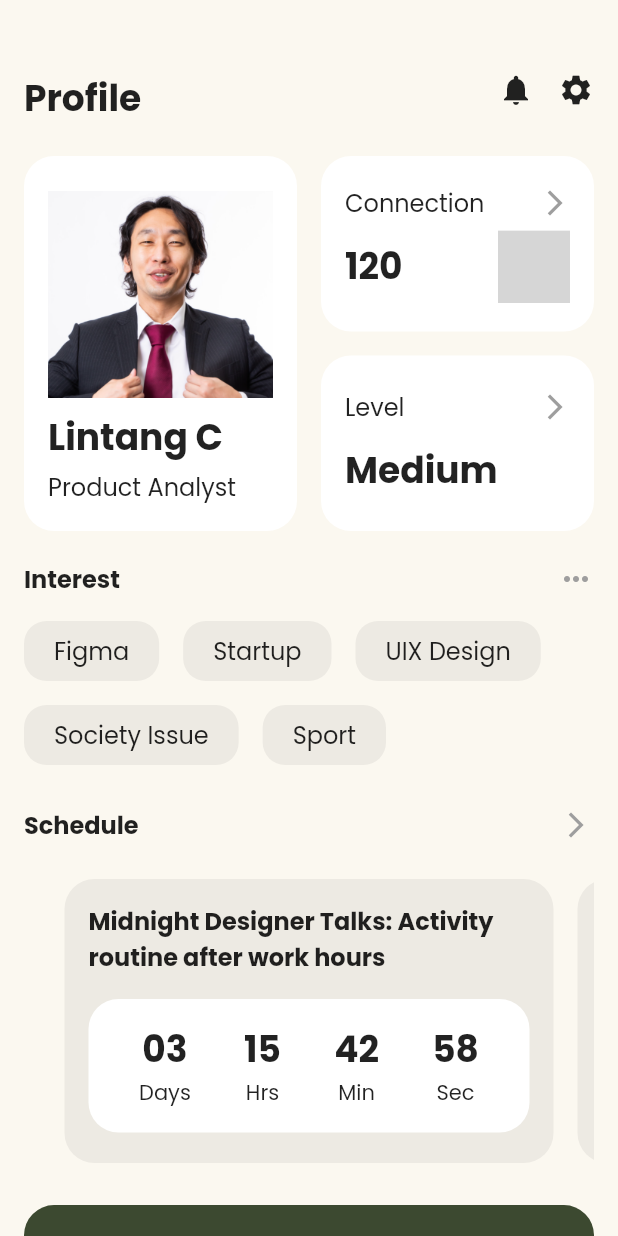
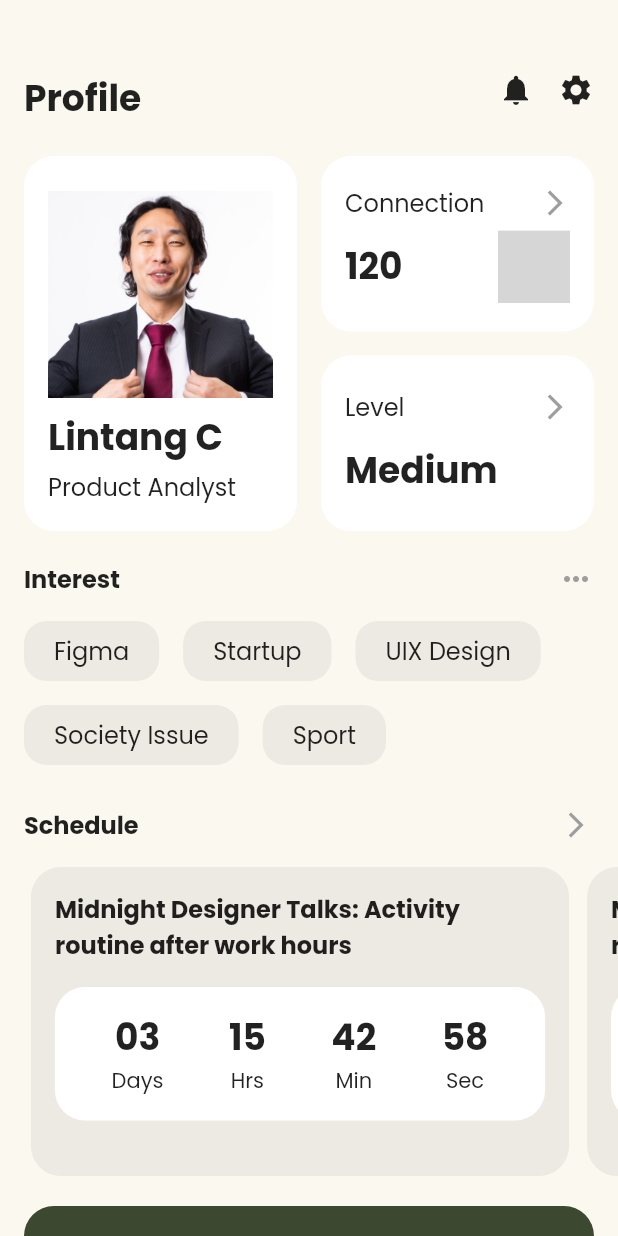
Before and after one commit to tadakun8/social_networking_and_forum_mobile_app_clone, a Flutter app: the screen it shows after launch, on a phone screen of 412 x 824 dp. Run offline on Flutter 3.47's test engine with Material 2 defaults, Android fonts, the phone set to English and light mode, and no system bars; drawn by our look-alikes of carousel_slider, google_nav_bar; our stand-ins replace fl_chart, google_fonts, table_calendar; missing offline and left inert: flutter_image_stack; grey boxes are pictures that could not be loaded.

Commit message:
fix: Wide Carousel

```diff
--- a/lib/screens/profile/components/schedule.dart
+++ b/lib/screens/profile/components/schedule.dart
@@ -17,7 +17,9 @@ class Schedule extends StatelessWidget {
     return Column(
       crossAxisAlignment: CrossAxisAlignment.start,
       children: [
-        Row(
+        Padding(
+          padding: EdgeInsets.symmetric(horizontal: Constants.defaultPadding),
+          child: Row(
             mainAxisAlignment: MainAxisAlignment.spaceBetween,
             children: [
               Text(
@@ -46,6 +48,7 @@ class Schedule extends StatelessWidget {
               )
             ],
           ),
+        ),
         SizedBox(
           height: Constants.defaultPadding,
         ),
@@ -61,7 +64,8 @@ class Schedule extends StatelessWidget {
         CarouselSlider(
           options: CarouselOptions(
             autoPlay: true,
-            aspectRatio: 1.85,
+            disableCenter: true,
+            aspectRatio: 1 / 0.5,
             viewportFraction: 0.9,
             enableInfiniteScroll: false,
           ),
@@ -79,7 +83,7 @@ class ScheduleContent extends StatelessWidget {
   Widget build(BuildContext context) {
     return Container(
       width: double.infinity,
-      margin: EdgeInsets.all(Constants.defaultPadding / 2),
+      margin: EdgeInsets.only(right: Constants.defaultPadding * 0.75),
       padding: EdgeInsets.all(Constants.defaultPadding),
       decoration: BoxDecoration(
         color: Constants.secondaryColor,
--- a/lib/screens/profile/profile_screen.dart
+++ b/lib/screens/profile/profile_screen.dart
@@ -17,7 +17,12 @@ class ProfileScreen extends StatelessWidget {
       body: NotificationListener<OverscrollIndicatorNotification>(
         child: SingleChildScrollView(
           child: Container(
-            padding: EdgeInsets.all(Constants.defaultPadding),
+            padding: EdgeInsets.symmetric(vertical: Constants.defaultPadding),
+            child: Column(
+              children: [
+                Padding(
+                  padding: EdgeInsets.symmetric(
+                      horizontal: Constants.defaultPadding),
                   child: Column(
                     children: [
                       const ProfileHeader(),
@@ -32,6 +37,9 @@ class ProfileScreen extends StatelessWidget {
                         height: Constants.defaultPadding * 1.25,
                       ),
                       const Interest(),
+                    ],
+                  ),
+                ),
                 SizedBox(
                   height: Constants.defaultPadding * 1.25,
                 ),
@@ -39,7 +47,11 @@ class ProfileScreen extends StatelessWidget {
                 SizedBox(
                   height: Constants.defaultPadding * 1.25,
                 ),
-                const FloatingBottomBar(),
+                Padding(
+                  padding: EdgeInsets.symmetric(
+                      horizontal: Constants.defaultPadding),
+                  child: const FloatingBottomBar(),
+                )
               ],
             ),
           ),
```
Lines whose indentation alone changed are shown as unchanged.
